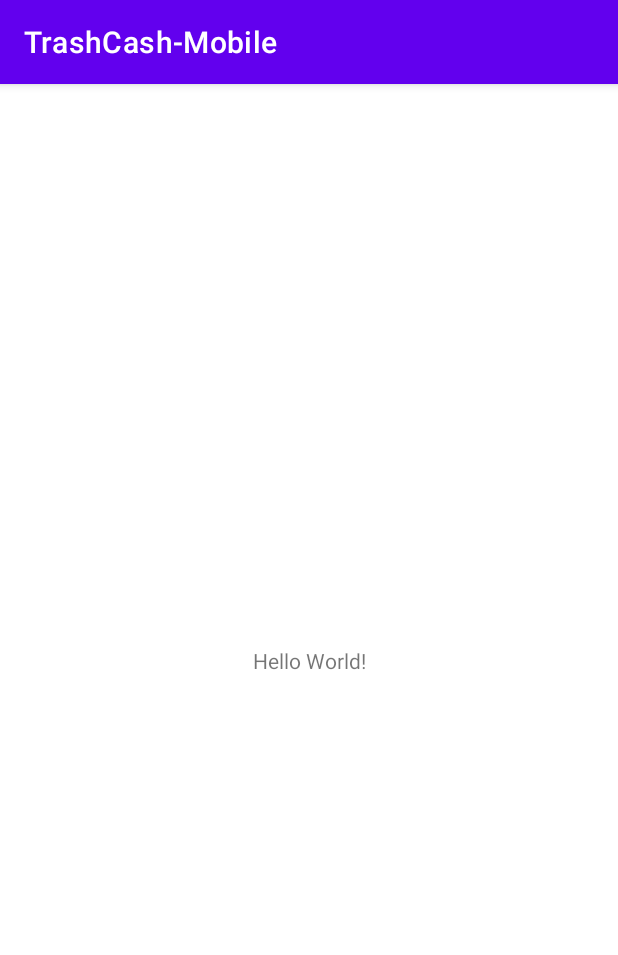
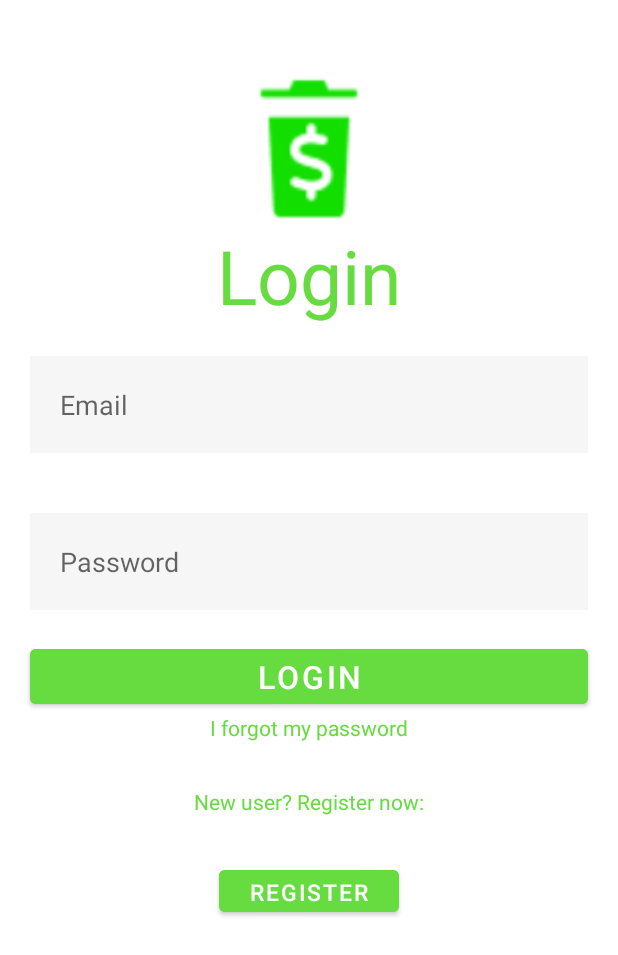
Before and after one commit to walcott21/TrashCash-Mobile, an Android app: the screen it shows after launch (MainActivity before the commit, LoginPage after it), on a phone screen of 412 x 824 dp. Shown: the top 955 px of the screen. Run offline under Robolectric (Android 15) with nearby library versions, the phone set to English and light mode, and no system bars.

Commit message:
changes to login page

```diff
--- a/app/build.gradle
+++ b/app/build.gradle
@@ -41,4 +41,5 @@ dependencies {
     testImplementation 'junit:junit:4.13.2'
     androidTestImplementation 'androidx.test.ext:junit:1.1.5'
     androidTestImplementation 'androidx.test.espresso:espresso-core:3.5.1'
+    implementation 'com.caverock:androidsvg:1.4'
 }
--- a/app/src/main/AndroidManifest.xml
+++ b/app/src/main/AndroidManifest.xml
@@ -12,7 +12,29 @@
         android:theme="@style/Theme.TrashCashMobile"
         tools:targetApi="31">
         <activity
-            android:name=".MainActivity"
+            android:name=".DashBoard"
+            android:exported="false" />
+        <activity
+            android:name=".Profile"
+            android:exported="false" />
+        <activity
+            android:name=".ExchangeReward"
+            android:exported="false" />
+        <activity
+            android:name=".Rewards"
+            android:exported="false" />
+        <activity
+            android:name=".QrCode"
+            android:exported="false" />
+        <activity
+            android:name=".CollectionPoints"
+            android:exported="false" />
+        <activity
+            android:name=".RegisterPage"
+            android:exported="false" />
+        <activity
+            android:name=".LoginPage"
+            android:theme="@style/LoginPage"
             android:exported="true">
             <intent-filter>
                 <action android:name="android.intent.action.MAIN" />
--- a/app/src/main/java/com/example/trashcash_mobile/LoginPage.kt
+++ b/app/src/main/java/com/example/trashcash_mobile/LoginPage.kt
@@ -3,7 +3,7 @@ package com.example.trashcash_mobile
 import androidx.appcompat.app.AppCompatActivity
 import android.os.Bundle
 
-class MainActivity : AppCompatActivity() {
+class LoginPage : AppCompatActivity() {
     override fun onCreate(savedInstanceState: Bundle?) {
         super.onCreate(savedInstanceState)
         setContentView(R.layout.activity_main)
--- a/app/src/main/res/layout/activity_main.xml
+++ b/app/src/main/res/layout/activity_main.xml
@@ -1,18 +1,101 @@
 <?xml version="1.0" encoding="utf-8"?>
-<androidx.constraintlayout.widget.ConstraintLayout xmlns:android="http://schemas.android.com/apk/res/android"
+<RelativeLayout xmlns:android="http://schemas.android.com/apk/res/android"
     xmlns:app="http://schemas.android.com/apk/res-auto"
     xmlns:tools="http://schemas.android.com/tools"
     android:layout_width="match_parent"
     android:layout_height="match_parent"
-    tools:context=".MainActivity">
+    android:background="@color/white"
+    tools:context=".LoginPage">
 
-    <TextView
-        android:layout_width="wrap_content"
+    <LinearLayout
+        android:layout_width="match_parent"
         android:layout_height="wrap_content"
-        android:text="Hello World!"
-        app:layout_constraintBottom_toBottomOf="parent"
-        app:layout_constraintEnd_toEndOf="parent"
-        app:layout_constraintStart_toStartOf="parent"
-        app:layout_constraintTop_toTopOf="parent" />
+        android:layout_marginTop="50dp"
+        android:orientation="vertical">
 
-</androidx.constraintlayout.widget.ConstraintLayout>
+        <ImageView
+            android:id="@+id/logo"
+            android:layout_width="100dp"
+            android:layout_height="100dp"
+            android:layout_gravity="center"
+            android:src="@drawable/Logo">
+
+        </ImageView>
+        <TextView
+            android:id="@+id/Login_text"
+            android:layout_width="wrap_content"
+            android:layout_height="wrap_content"
+            android:textColor="@color/p_green"
+            android:text="Login"
+            android:layout_gravity="center"
+            android:clickable="false"
+            android:textSize="50dp"
+            />
+
+        <EditText
+            android:id="@+id/email_box"
+            android:layout_width="match_parent"
+            android:layout_height="wrap_content"
+            android:layout_marginStart="20dp"
+            android:layout_marginTop="20dp"
+            android:layout_marginEnd="20dp"
+            android:layout_marginBottom="20dp"
+            android:background="@color/p_gray"
+            android:padding="20dp"
+            android:hint="Email"/>
+
+        <EditText
+            android:id="@+id/password_box"
+            android:layout_width="match_parent"
+            android:layout_height="wrap_content"
+            android:layout_marginStart="20dp"
+            android:layout_marginTop="20dp"
+            android:layout_marginEnd="20dp"
+            android:layout_marginBottom="20dp"
+            android:background="@color/p_gray"
+            android:padding="20dp"
+            android:hint="Password"
+            android:inputType="textPassword"
+            />
+        <Button
+            android:id="@+id/login_button"
+            android:layout_width="match_parent"
+            android:layout_height="wrap_content"
+            android:layout_gravity="center"
+            android:backgroundTint="@color/p_green"
+            android:textSize="21sp"
+            android:text="Login"
+            android:layout_marginStart="20dp"
+            android:layout_marginEnd="20dp"
+            />
+        <TextView
+            android:id="@+id/forgot_password_text"
+            android:layout_width="wrap_content"
+            android:layout_height="wrap_content"
+            android:textColor="@color/p_green"
+            android:text="I forgot my password"
+            android:layout_gravity="center"
+            android:clickable="true"
+            />
+        <TextView
+            android:id="@+id/register_now_text"
+            android:layout_width="wrap_content"
+            android:layout_height="wrap_content"
+            android:textColor="@color/p_green"
+            android:text="New user? Register now:"
+            android:layout_gravity="center"
+            android:layout_marginVertical="30dp"
+            android:clickable="false"
+            />
+        <Button
+            android:id="@+id/Register_button"
+            android:layout_width="120dp"
+            android:layout_height="40dp"
+            android:layout_gravity="center"
+            android:backgroundTint="@color/p_green"
+            android:textSize="15sp"
+            android:text="Register"
+            />
+    </LinearLayout>
+
+</RelativeLayout>
--- a/app/src/main/res/values/colors.xml
+++ b/app/src/main/res/values/colors.xml
@@ -7,4 +7,6 @@
     <color name="teal_700">#FF018786</color>
     <color name="black">#FF000000</color>
     <color name="white">#FFFFFFFF</color>
+    <color name="p_green">#67DC41</color>
+    <color name="p_gray">#F6F6F6</color>
 </resources>
--- a/app/src/main/res/values/themes.xml
+++ b/app/src/main/res/values/themes.xml
@@ -13,4 +13,19 @@
         <item name="android:statusBarColor">?attr/colorPrimaryVariant</item>
         <!-- Customize your theme here. -->
     </style>
+
+    <style name="LoginPage" parent="Theme.MaterialComponents.DayNight.NoActionBar">
+        <!-- Primary brand color. -->
+        <item name="colorPrimary">@color/purple_500</item>
+        <item name="colorPrimaryVariant">@color/purple_700</item>
+        <item name="colorOnPrimary">@color/white</item>
+        <!-- Secondary brand color. -->
+        <item name="colorSecondary">@color/teal_200</item>
+        <item name="colorSecondaryVariant">@color/teal_700</item>
+        <item name="colorOnSecondary">@color/black</item>
+        <!-- Status bar color. -->
+        <item name="android:statusBarColor">?attr/colorPrimaryVariant</item>
+        <!-- Customize your theme here. -->
+
+    </style>
 </resources>
```
Also changed, not shown: app/src/main/res/drawable/Logo.png (added), app/src/main/res/mipmap-hdpi/iPhone 14 - 6.svg (added).
